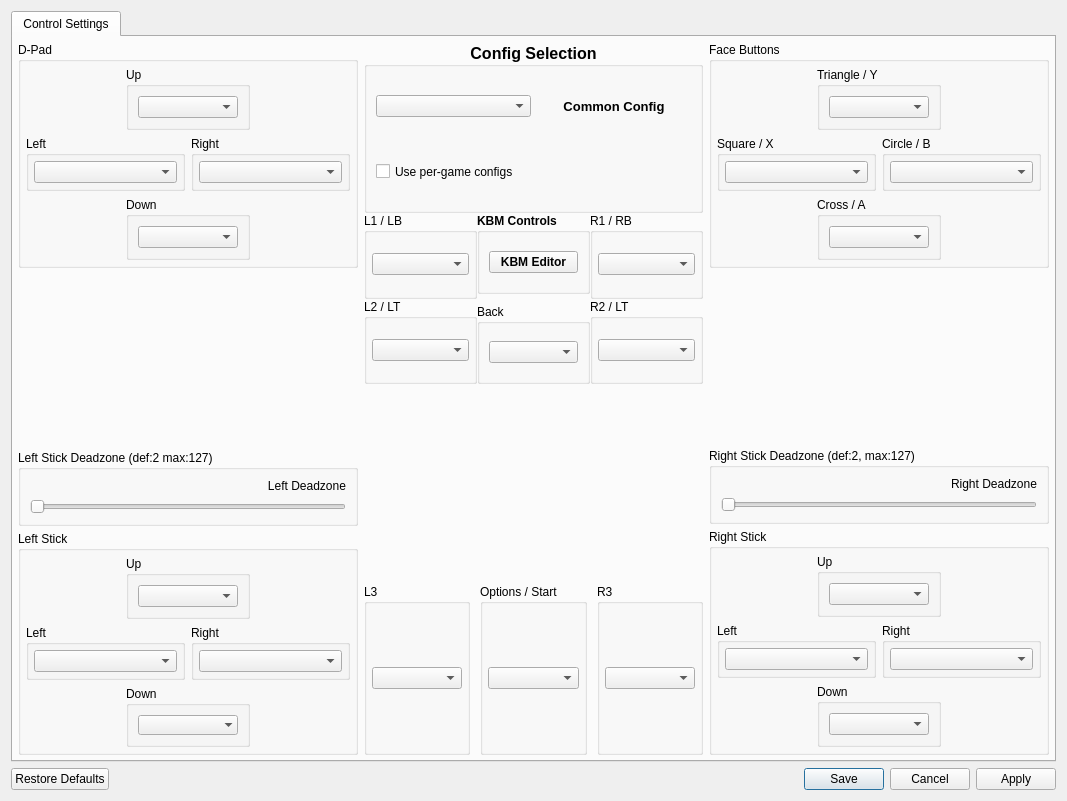
Before: the Qt Designer form src/qt_gui/control_settings.ui in shadps4-emu/shadPS4, drawn with Qt 5.
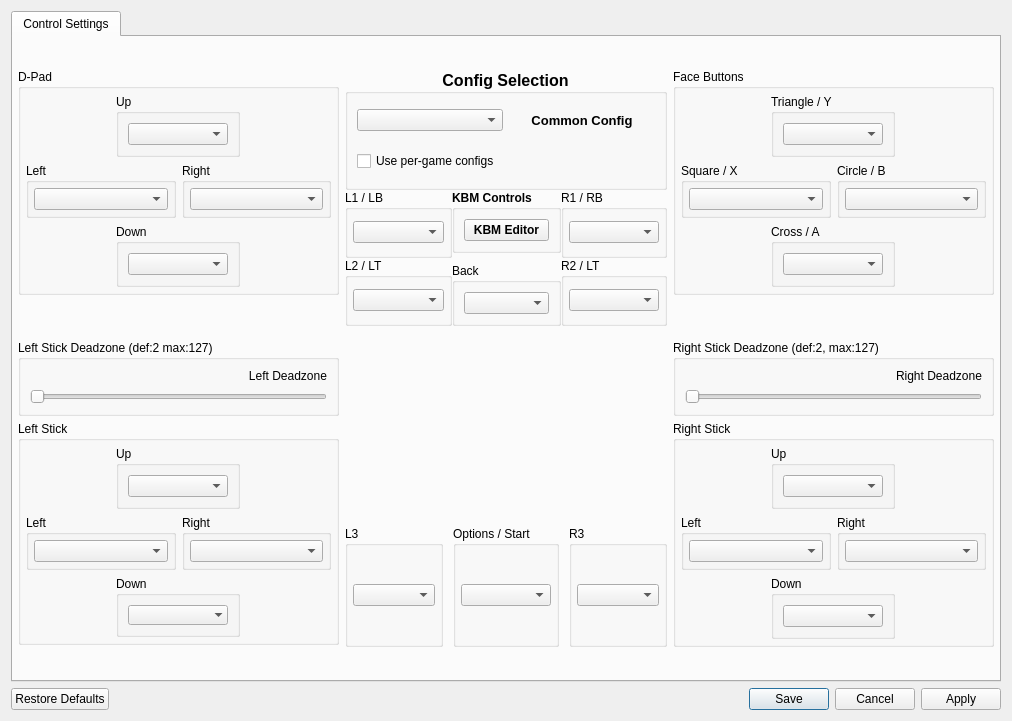
After: the same form once the commit is applied. Icons and pictures are not drawn.

Commit message: Remove parsing from save function, make window more compact

Diff of the .ui file:
```diff
--- a/src/qt_gui/control_settings.ui
+++ b/src/qt_gui/control_settings.ui
@@ -11,8 +11,8 @@
    <rect>
     <x>0</x>
     <y>0</y>
-    <width>1067</width>
-    <height>801</height>
+    <width>1012</width>
+    <height>721</height>
    </rect>
   </property>
   <property name="windowTitle">
@@ -39,8 +39,8 @@
        <rect>
         <x>0</x>
         <y>0</y>
-        <width>1045</width>
-        <height>743</height>
+        <width>994</width>
+        <height>673</height>
        </rect>
       </property>
       <widget class="QWidget" name="tab">
@@ -72,6 +72,12 @@
               <property name="enabled">
                <bool>true</bool>
               </property>
+              <property name="sizePolicy">
+               <sizepolicy hsizetype="Preferred" vsizetype="Fixed">
+                <horstretch>0</horstretch>
+                <verstretch>0</verstretch>
+               </sizepolicy>
+              </property>
               <property name="maximumSize">
                <size>
                 <width>16777215</width>
@@ -266,7 +272,7 @@
                <enum>Qt::Orientation::Vertical</enum>
               </property>
               <property name="sizeType">
-               <enum>QSizePolicy::Policy::Expanding</enum>
+               <enum>QSizePolicy::Policy::Maximum</enum>
               </property>
               <property name="sizeHint" stdset="0">
                <size>
@@ -279,7 +285,7 @@
             <item>
              <widget class="QGroupBox" name="LeftStickDeadZoneGB">
               <property name="sizePolicy">
-               <sizepolicy hsizetype="Preferred" vsizetype="Minimum">
+               <sizepolicy hsizetype="Preferred" vsizetype="Fixed">
                 <horstretch>0</horstretch>
                 <verstretch>0</verstretch>
                </sizepolicy>
@@ -289,8 +295,6 @@
               </property>
               <layout class="QVBoxLayout" name="verticalLayout_15">
                <item>
-                <layout class="QVBoxLayout" name="verticalLayout_12">
-                 <item>
                   <widget class="QLabel" name="LeftDeadzoneValue">
                    <property name="sizePolicy">
                     <sizepolicy hsizetype="Minimum" vsizetype="Minimum">
@@ -326,12 +330,16 @@
                   </widget>
                  </item>
                 </layout>
-               </item>
-              </layout>
              </widget>
             </item>
             <item>
              <widget class="QGroupBox" name="gb_left_stick">
+              <property name="sizePolicy">
+               <sizepolicy hsizetype="Preferred" vsizetype="Fixed">
+                <horstretch>0</horstretch>
+                <verstretch>0</verstretch>
+               </sizepolicy>
+              </property>
               <property name="minimumSize">
                <size>
                 <width>0</width>
@@ -536,6 +544,12 @@
             </property>
             <item>
              <widget class="QGroupBox" name="ProfileGroupBox">
+              <property name="sizePolicy">
+               <sizepolicy hsizetype="Preferred" vsizetype="Preferred">
+                <horstretch>0</horstretch>
+                <verstretch>0</verstretch>
+               </sizepolicy>
+              </property>
               <property name="font">
                <font>
                 <pointsize>12</pointsize>
@@ -907,6 +921,12 @@
             </property>
             <item>
              <widget class="QGroupBox" name="gb_face_buttons">
+              <property name="sizePolicy">
+               <sizepolicy hsizetype="Preferred" vsizetype="Fixed">
+                <horstretch>0</horstretch>
+                <verstretch>0</verstretch>
+               </sizepolicy>
+              </property>
               <property name="title">
                <string>Face Buttons</string>
               </property>
@@ -1084,7 +1104,7 @@
                <enum>Qt::Orientation::Vertical</enum>
               </property>
               <property name="sizeType">
-               <enum>QSizePolicy::Policy::Expanding</enum>
+               <enum>QSizePolicy::Policy::Maximum</enum>
               </property>
               <property name="sizeHint" stdset="0">
                <size>
@@ -1097,7 +1117,7 @@
             <item>
              <widget class="QGroupBox" name="RightStickDeadZoneGB">
               <property name="sizePolicy">
-               <sizepolicy hsizetype="Preferred" vsizetype="Minimum">
+               <sizepolicy hsizetype="Preferred" vsizetype="Fixed">
                 <horstretch>0</horstretch>
                 <verstretch>0</verstretch>
                </sizepolicy>
@@ -1107,8 +1127,6 @@
               </property>
               <layout class="QVBoxLayout" name="verticalLayout_13">
                <item>
-                <layout class="QVBoxLayout" name="verticalLayout_14">
-                 <item>
                   <widget class="QLabel" name="RightDeadzoneValue">
                    <property name="sizePolicy">
                     <sizepolicy hsizetype="Preferred" vsizetype="Minimum">
@@ -1144,12 +1162,16 @@
                   </widget>
                  </item>
                 </layout>
-               </item>
-              </layout>
              </widget>
             </item>
             <item>
              <widget class="QGroupBox" name="gb_right_stick">
+              <property name="sizePolicy">
+               <sizepolicy hsizetype="Preferred" vsizetype="Fixed">
+                <horstretch>0</horstretch>
+                <verstretch>0</verstretch>
+               </sizepolicy>
+              </property>
               <property name="minimumSize">
                <size>
                 <width>0</width>
```
Lines whose indentation alone changed are shown as unchanged. The commit also changes 1 other file.
